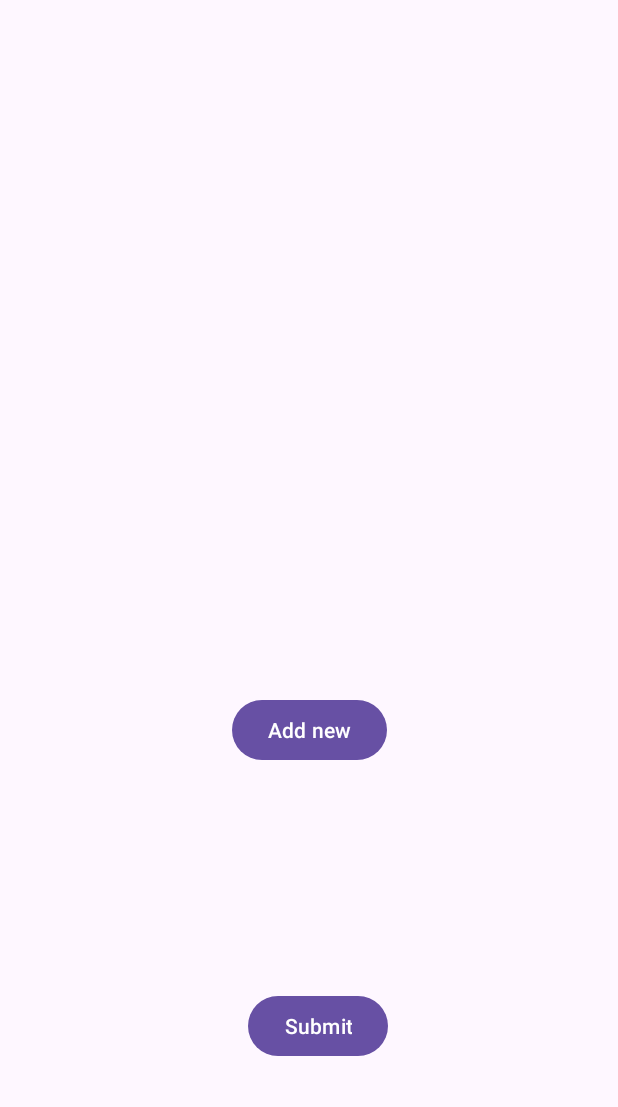
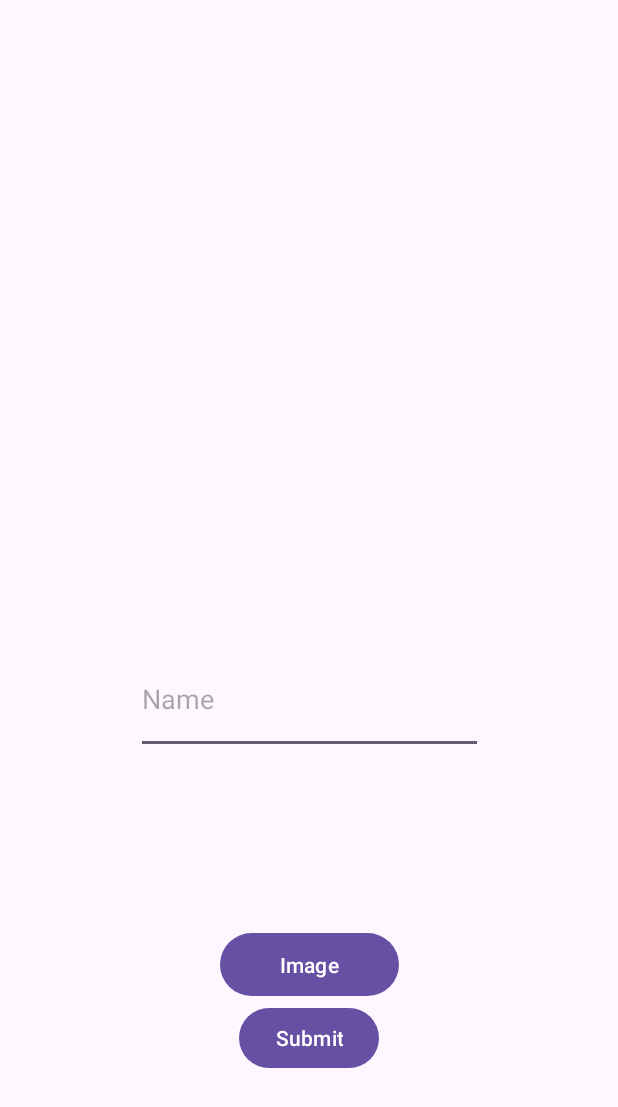
Before and after one commit to MagnusHenningsen/QuizApplication-DAT153, an Android app: the newImage screen opened directly, with no data from a screen before it, on a phone screen of 412 x 824 dp. Shown: the top 1107 px of the screen. Run offline under Robolectric (Android 15) with nearby library versions, the phone set to English and light mode, and no system bars.

Commit message:
can now add name

```diff
--- a/app/src/main/res/layout/activity_new_image.xml
+++ b/app/src/main/res/layout/activity_new_image.xml
@@ -20,23 +20,33 @@
 
     <Button
         android:id="@+id/buttonAdd"
-        android:layout_width="wrap_content"
-        android:layout_height="wrap_content"
+        android:layout_width="119dp"
+        android:layout_height="50dp"
         android:onClick="getImage"
-        android:text="Add new"
+        android:text="Image"
         app:layout_constraintBottom_toTopOf="@+id/buttonSubmit"
         app:layout_constraintEnd_toEndOf="parent"
-        app:layout_constraintStart_toStartOf="parent"
-        app:layout_constraintTop_toBottomOf="@+id/imageView2" />
+        app:layout_constraintStart_toStartOf="parent" />
 
     <Button
         android:id="@+id/buttonSubmit"
         android:layout_width="wrap_content"
         android:layout_height="wrap_content"
-        android:layout_marginBottom="116dp"
+        android:layout_marginBottom="108dp"
         android:text="Submit"
         app:layout_constraintBottom_toBottomOf="parent"
         app:layout_constraintEnd_toEndOf="parent"
-        app:layout_constraintHorizontal_bias="0.518"
         app:layout_constraintStart_toStartOf="parent" />
+
+    <EditText
+        android:id="@+id/nameInput"
+        android:layout_width="231dp"
+        android:layout_height="73dp"
+        android:ems="10"
+        android:hint="Name"
+        android:inputType="text"
+        app:layout_constraintBottom_toTopOf="@+id/buttonAdd"
+        app:layout_constraintEnd_toEndOf="parent"
+        app:layout_constraintStart_toStartOf="parent"
+        app:layout_constraintTop_toBottomOf="@+id/imageView2" />
 </androidx.constraintlayout.widget.ConstraintLayout>
```
Also changed, not shown: app/src/main/AndroidManifest.xml (+9 -1 lines), app/src/main/java/com/example/quizapplication/Gallery.java (added, +66 -0 lines), app/src/main/java/com/example/quizapplication/MainActivity.java (+9 -42 lines), app/src/main/java/com/example/quizapplication/Quiz.java (added, +14 -0 lines), app/src/main/java/com/example/quizapplication/newImage.java (+11 -3 lines), app/src/main/res/layout/activity_gallery.xml (added, +32 -0 lines), app/src/main/res/layout/activity_main.xml (+22 -25 lines), app/src/main/res/layout/activity_quiz.xml (added, +9 -0 lines).
